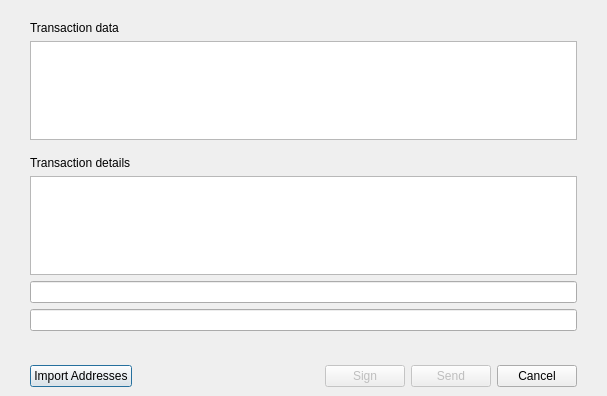
The window that src/qt/forms/hardwaresigntxdialog.ui (qtumproject/qtum) describes before a commit, drawn with Qt 5.
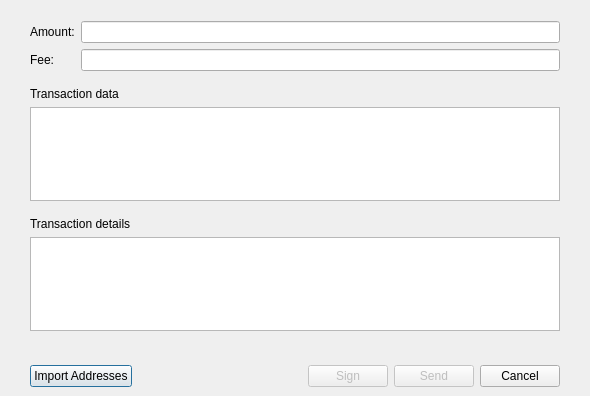
The same window after the commit. Custom widgets are drawn as their Qt base class.

Commit message: Update layout hardware sign tx dialog

Patch:
```diff
--- a/src/qt/forms/hardwaresigntxdialog.ui
+++ b/src/qt/forms/hardwaresigntxdialog.ui
@@ -6,7 +6,7 @@
    <rect>
     <x>0</x>
     <y>0</y>
-    <width>607</width>
+    <width>590</width>
     <height>396</height>
    </rect>
   </property>
@@ -47,6 +47,92 @@
      <property name="rightMargin">
       <number>30</number>
      </property>
+     <item>
+      <widget class="QWidget" name="widgetTx" native="true">
+       <layout class="QFormLayout" name="formLayout">
+        <property name="leftMargin">
+         <number>0</number>
+        </property>
+        <property name="topMargin">
+         <number>0</number>
+        </property>
+        <property name="rightMargin">
+         <number>0</number>
+        </property>
+        <property name="bottomMargin">
+         <number>0</number>
+        </property>
+        <item row="0" column="0">
+         <widget class="QLabel" name="labelAmount">
+          <property name="sizePolicy">
+           <sizepolicy hsizetype="Fixed" vsizetype="Preferred">
+            <horstretch>0</horstretch>
+            <verstretch>0</verstretch>
+           </sizepolicy>
+          </property>
+          <property name="text">
+           <string>Amount:</string>
+          </property>
+         </widget>
+        </item>
+        <item row="0" column="1">
+         <widget class="BitcoinAmountField" name="lineEditAmount">
+          <property name="sizePolicy">
+           <sizepolicy hsizetype="Preferred" vsizetype="Fixed">
+            <horstretch>0</horstretch>
+            <verstretch>0</verstretch>
+           </sizepolicy>
+          </property>
+          <property name="readOnly">
+           <bool>true</bool>
+          </property>
+         </widget>
+        </item>
+        <item row="1" column="0">
+         <widget class="QLabel" name="labelFee">
+          <property name="sizePolicy">
+           <sizepolicy hsizetype="Fixed" vsizetype="Preferred">
+            <horstretch>0</horstretch>
+            <verstretch>0</verstretch>
+           </sizepolicy>
+          </property>
+          <property name="text">
+           <string>Fee:</string>
+          </property>
+         </widget>
+        </item>
+        <item row="1" column="1">
+         <widget class="BitcoinAmountField" name="lineEditFee">
+          <property name="sizePolicy">
+           <sizepolicy hsizetype="Preferred" vsizetype="Fixed">
+            <horstretch>0</horstretch>
+            <verstretch>0</verstretch>
+           </sizepolicy>
+          </property>
+          <property name="readOnly">
+           <bool>true</bool>
+          </property>
+         </widget>
+        </item>
+       </layout>
+      </widget>
+     </item>
+     <item>
+      <spacer name="verticalSpacer_4">
+       <property name="orientation">
+        <enum>Qt::Vertical</enum>
+       </property>
+       <property name="sizeType">
+        <enum>QSizePolicy::Minimum</enum>
+       </property>
+       <property name="sizeHint" stdset="0">
+        <size>
+         <width>20</width>
+         <height>10</height>
+        </size>
+       </property>
+      </spacer>
+     </item>
      <item>
       <widget class="QLabel" name="labelTxData">
        <property name="text">
@@ -83,20 +169,6 @@
      <item>
       <widget class="QTextEdit" name="textEditTxDetails"/>
      </item>
-     <item>
-      <widget class="BitcoinAmountField" name="lineEditAmount">
-       <property name="readOnly">
-        <bool>true</bool>
-       </property>
-      </widget>
-     </item>
-     <item>
-      <widget class="BitcoinAmountField" name="lineEditFee">
-       <property name="readOnly">
-        <bool>true</bool>
-       </property>
-      </widget>
-     </item>
     </layout>
    </item>
    <item>
```
The commit also changes 1 other file.
